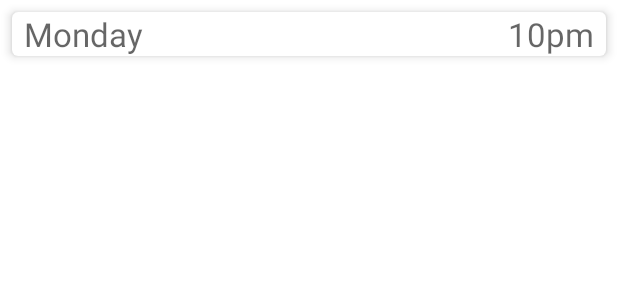
After one commit to tmooretcm/climb-harder, an Android app: the layout recyclerview_schedule_item.xml on its own in the app's theme, with its tools: preview values and no code run, on a phone screen of 412 x 824 dp. The commit adds this screen. Shown: the top 300 px of the screen. Run offline under Robolectric (Android 15) with nearby library versions, the phone set to English and light mode, and no system bars.

Commit message:
schedule persistence mostly working

```diff
--- a/app/src/main/java/amc/g11/climbharder/ClimbHarderApplication.kt
+++ b/app/src/main/java/amc/g11/climbharder/ClimbHarderApplication.kt
@@ -8,4 +8,6 @@ class ClimbHarderApplication : Application() {
     val applicationScope = CoroutineScope(SupervisorJob())
     val send_database by lazy {SendDatabase.getDatabase(this, applicationScope)}
     val send_repository by lazy {SendRepository(send_database.getSendDao())}
+    val schedule_database by lazy {ScheduleDatabase.getDatabase(this, applicationScope)}
+    val schedule_repository by lazy {ScheduleRepository(schedule_database.getScheduleDao())}
 }
--- /dev/null
+++ b/app/src/main/res/layout/recyclerview_schedule_item.xml
@@ -0,0 +1,41 @@
+<?xml version="1.0" encoding="utf-8"?>
+<com.google.android.material.card.MaterialCardView
+    xmlns:app="http://schemas.android.com/apk/res-auto"
+    xmlns:android="http://schemas.android.com/apk/res/android"
+    android:layout_width="match_parent"
+    android:layout_height="wrap_content"
+    android:layout_margin="8dp"
+    app:cardElevation="4dp"
+    app:cardCornerRadius="4dp">
+
+    <androidx.constraintlayout.widget.ConstraintLayout
+        android:layout_width="match_parent"
+        android:layout_height="wrap_content">
+
+        <TextView
+            android:id="@+id/schedule_day"
+            android:layout_width="match_parent"
+            android:layout_height="wrap_content"
+            android:gravity="left"
+            android:layout_marginBottom="8dp"
+            android:paddingLeft="8dp"
+            app:layout_constraintStart_toStartOf="parent"
+            app:layout_constraintTop_toTopOf="parent"
+            android:hint="Monday"
+            android:textAppearance="@style/TextAppearance.AppCompat.Large"/>
+
+        <TextView
+            android:id="@+id/schedule_time"
+            android:layout_width="match_parent"
+            android:layout_height="wrap_content"
+            android:gravity="right"
+            android:layout_marginBottom="8dp"
+            android:paddingRight="8dp"
+            app:layout_constraintEnd_toEndOf="parent"
+            app:layout_constraintTop_toTopOf="parent"
+            android:hint="10pm"
+            android:textAppearance="@style/TextAppearance.AppCompat.Large"/>
+
+    </androidx.constraintlayout.widget.ConstraintLayout>
+
+</com.google.android.material.card.MaterialCardView>
```
Also changed, not shown: app/src/main/java/amc/g11/climbharder/MainActivity.kt (+8 -0 lines), app/src/main/java/amc/g11/climbharder/Schedule.kt (added, +13 -0 lines), app/src/main/java/amc/g11/climbharder/ScheduleDao.kt (added, +21 -0 lines), app/src/main/java/amc/g11/climbharder/ScheduleDatabase.kt (added, +52 -0 lines), app/src/main/java/amc/g11/climbharder/ScheduleListAdapter.kt (added, +54 -0 lines), app/src/main/java/amc/g11/climbharder/ScheduleRepository.kt (added, +18 -0 lines), app/src/main/java/amc/g11/climbharder/ScheduleViewModel.kt (added, +27 -0 lines), app/src/main/java/amc/g11/climbharder/fragementCreateSchedule.kt (+36 -12 lines), app/src/main/java/amc/g11/climbharder/fragmentSchedule.kt (+17 -10 lines), app/src/main/res/layout/fragment_create_schedule.xml (+6 -23 lines), app/src/main/res/layout/fragment_schedule.xml (+27 -16 lines).
